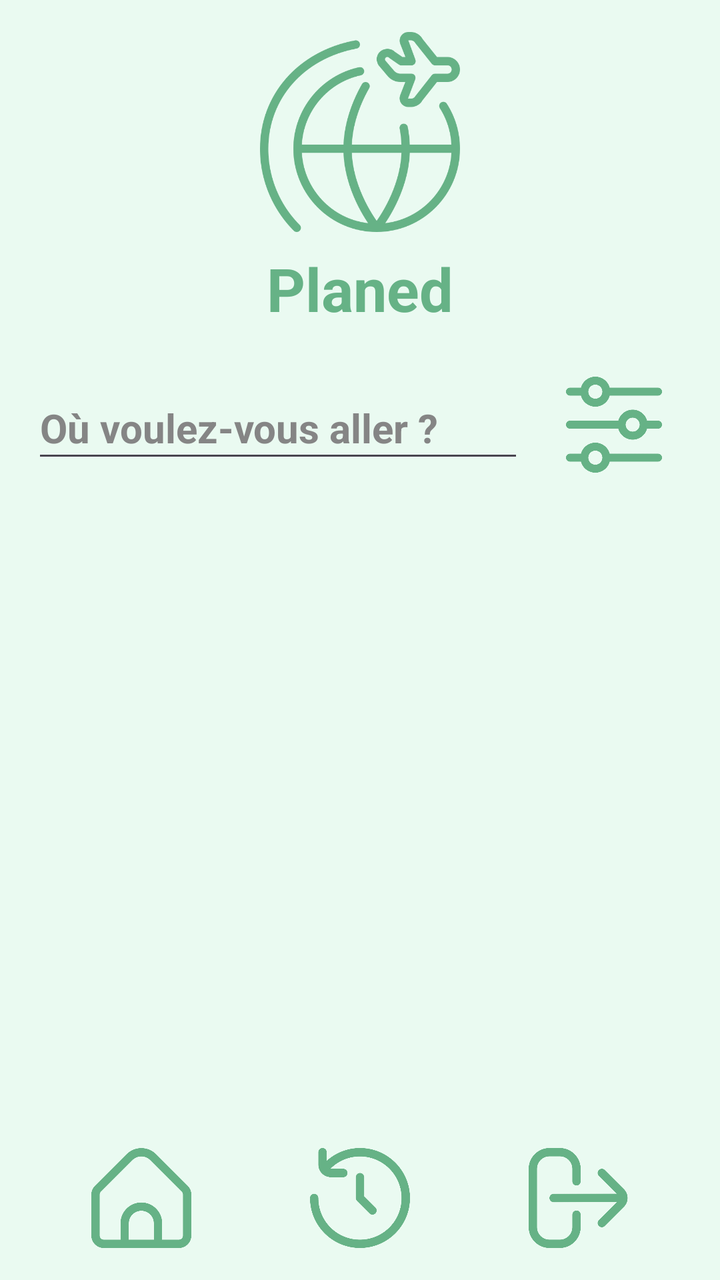
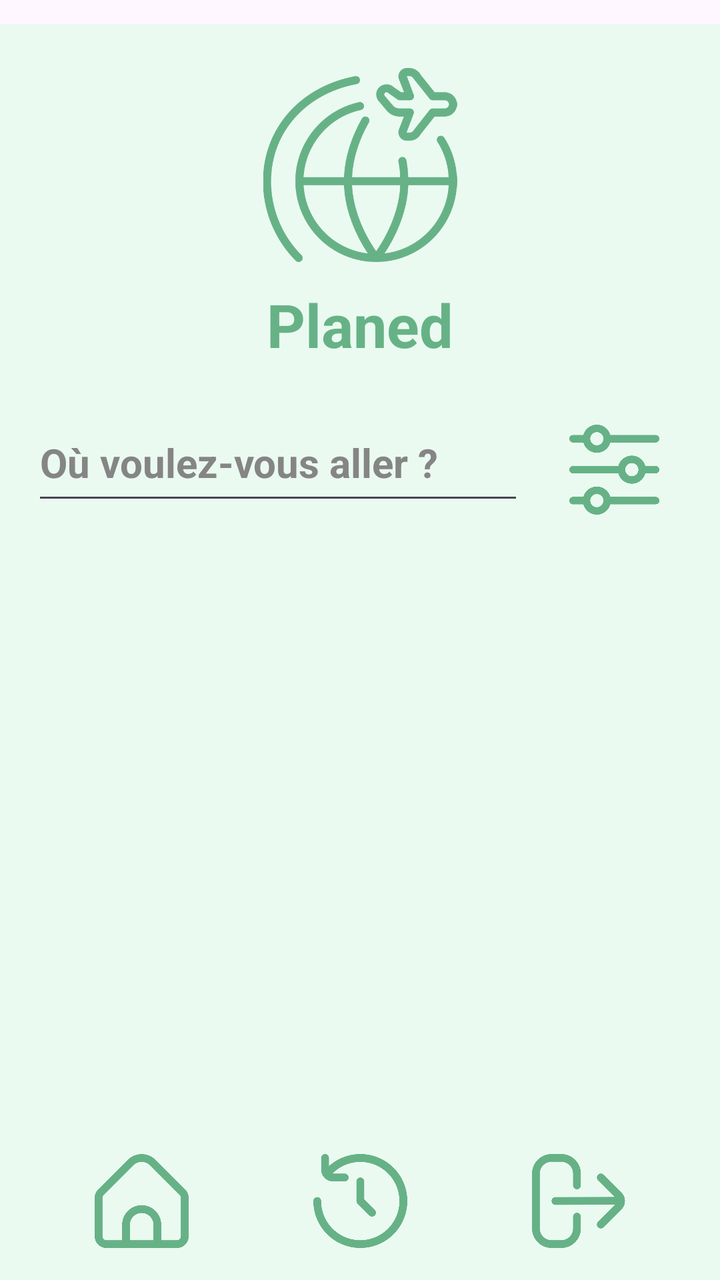

Screens rendered from an Android XML layout before and after an edit, with the pre-edit source and the edit as a unified diff.
<!-- AndroidManifest.xml: application theme Theme.AgenceTouristique7 -->
<!-- res/layout/activity_accueil.xml -->
<?xml version="1.0" encoding="utf-8"?>
<androidx.constraintlayout.widget.ConstraintLayout xmlns:android="http://schemas.android.com/apk/res/android"
    xmlns:app="http://schemas.android.com/apk/res-auto"
    xmlns:tools="http://schemas.android.com/tools"
    android:layout_width="match_parent"
    android:layout_height="match_parent"
    android:background="#EAFAF1"
    android:orientation="vertical"
    android:padding="16dp">

    <LinearLayout
        android:id="@+id/linearLayout"
        android:layout_width="match_parent"
        android:layout_height="0dp"
        android:orientation="vertical"
        app:layout_constraintBottom_toTopOf="@+id/bottomNavigation"
        app:layout_constraintEnd_toEndOf="parent"
        app:layout_constraintStart_toStartOf="parent"
        app:layout_constraintTop_toTopOf="parent">

        <ImageView
            android:id="@+id/logoImageView"
            android:layout_width="wrap_content"
            android:layout_height="100dp"
            android:layout_gravity="center_horizontal"
            android:layout_marginBottom="8dp"
            android:contentDescription="@string/logotravel"
            android:src="@drawable/logo" />

        <TextView
            android:id="@+id/companyNameTextView"
            android:layout_width="wrap_content"
            android:layout_height="wrap_content"
            android:layout_gravity="center_horizontal"
            android:layout_marginBottom="24dp"
            android:text="@string/planed"
            android:textColor="@color/colorPrimary"
            android:textSize="30sp"
            android:textStyle="bold" />

        <LinearLayout
            android:layout_width="match_parent"
            android:layout_height="wrap_content"
            android:layout_marginBottom="8dp"
            android:gravity="center_vertical"
            android:orientation="horizontal">

            <EditText
                android:id="@+id/searchEditText"
                android:layout_width="0dp"
                android:layout_height="wrap_content"
                android:layout_marginEnd="8dp"
                android:layout_weight="1"
                android:hint="@string/ou_voulez_vous_aller"
                android:imeOptions="actionSearch"
                android:inputType="text"
                android:minHeight="48dp"
                android:singleLine="true"
                android:textAlignment="center"
                android:textColor="@color/black_text"
                android:textColorHint="#858585"
                android:textColorLink="@color/colorPrimary"
                android:textSize="20sp"
                android:textStyle="bold" />

            <ImageButton
                android:id="@+id/buttonFilter"
                android:layout_width="74dp"
                android:layout_height="match_parent"
                android:background="?android:attr/selectableItemBackground"
                android:contentDescription="@string/recherche"
                android:gravity="center"
                android:scaleType="centerInside"
                android:src="@drawable/type" />

        </LinearLayout>

        <LinearLayout
            android:layout_width="match_parent"
            android:layout_height="wrap_content"
            android:layout_marginBottom="5dp"
            android:gravity="center_vertical"
            android:orientation="horizontal"
            android:visibility="gone">

            <Spinner
                android:id="@+id/budgetSpinner"
                android:layout_width="0dp"
                android:layout_height="wrap_content"
                android:layout_weight="1"
                android:minHeight="48dp"
                android:prompt="@string/budget_filter"
                android:spinnerMode="dropdown" />

            <Spinner
                android:id="@+id/typeSpinner"
                android:layout_width="0dp"
                android:layout_height="wrap_content"
                android:layout_marginStart="8dp"
                android:layout_weight="1"
                android:entries="@array/type_options"
                android:minHeight="48dp"
                android:prompt="@string/type_filter"
                android:spinnerMode="dialog" />

        </LinearLayout>

        <ListView
            android:id="@+id/voyagesListView"
            android:layout_width="match_parent"
            android:layout_height="0dp"
            android:layout_weight="1"
            android:clipToPadding="false"
            android:paddingTop="8dp"
            android:paddingBottom="80dp" />
    </LinearLayout>

    <LinearLayout
        android:id="@+id/bottomNavigation"
        android:layout_width="match_parent"
        android:layout_height="wrap_content"
        android:orientation="horizontal"
        android:weightSum="3"
        android:background="@android:color/transparent"
        app:layout_constraintBottom_toBottomOf="parent"
        app:layout_constraintEnd_toEndOf="parent"
        app:layout_constraintStart_toStartOf="parent">

        <ImageButton
            android:id="@+id/buttonHome"
            android:layout_width="0dp"
            android:layout_height="50dp"
            android:layout_weight="1"
            android:background="?android:attr/selectableItemBackground"
            android:contentDescription="@string/accueil"
            android:src="@drawable/home"
            android:scaleType="centerInside"
            tools:ignore="SpeakableTextPresentCheck" />

        <ImageButton
            android:id="@+id/buttonHistorique"
            android:layout_width="0dp"
            android:layout_height="50dp"
            android:layout_weight="1"
            android:background="?android:attr/selectableItemBackground"
            android:contentDescription="@string/historique"
            android:src="@drawable/reservation"
            android:scaleType="centerInside"
            tools:ignore="SpeakableTextPresentCheck" />

        <ImageButton
            android:id="@+id/buttonLogout"
            android:layout_width="0dp"
            android:layout_height="50dp"
            android:layout_weight="1"
            android:background="?android:attr/selectableItemBackground"
            android:contentDescription="@string/log_out"
            android:src="@drawable/logout"
            android:scaleType="centerInside"
            tools:ignore="SpeakableTextPresentCheck" />

    </LinearLayout>

</androidx.constraintlayout.widget.ConstraintLayout>
<!-- resources referenced by this layout -->
<resources>
  <string-array name="type_options">
          <item>Tous les types</item>
          <item>Culturel</item>
          <item>Aventure</item>
          <item>Bien-être</item>
          <item>Nature</item>
      </string-array>
  <color name="black_text">#333333</color>
  <color name="colorPrimary">#66B286</color>
  <!-- drawable home: png bitmap (drawable, 13181 bytes) -->
  <!-- drawable logo: png bitmap (drawable, 40145 bytes) -->
  <!-- drawable logout: png bitmap (drawable, 14957 bytes) -->
  <!-- drawable reservation: png bitmap (drawable, 23334 bytes) -->
  <!-- drawable type: png bitmap (drawable, 18892 bytes) -->
  <string name="accueil">Accueil</string>
  <string name="budget_filter">Filtrer par budget…</string>
  <string name="historique">Historique</string>
  <string name="log_out">Déconnexion</string>
  <string name="logotravel">Logo de Traver</string>
  <string name="ou_voulez_vous_aller">Où voulez-vous aller ?</string>
  <string name="planed">Planed</string>
  <string name="recherche">Recherche</string>
  <string name="type_filter">Filtrer par type…</string>
  <style name="Theme.AgenceTouristique7" parent="Base.Theme.AgenceTouristique7" />
  <style name="Base.Theme.AgenceTouristique7" parent="Theme.Material3.DayNight.NoActionBar">
          
          
      </style>
</resources>

<!-- the commit's change to res/layout/activity_accueil.xml (unified diff, before → after) -->
@@ -53,6 +53,7 @@
                 android:layout_weight="1"
                 android:hint="@string/ou_voulez_vous_aller"
                 android:imeOptions="actionSearch"
+                android:importantForAutofill="no"
                 android:inputType="text"
                 android:minHeight="48dp"
                 android:singleLine="true"
@@ -72,36 +73,6 @@
                 android:gravity="center"
                 android:scaleType="centerInside"
                 android:src="@drawable/type" />
-
-        </LinearLayout>
-
-        <LinearLayout
-            android:layout_width="match_parent"
-            android:layout_height="wrap_content"
-            android:layout_marginBottom="5dp"
-            android:gravity="center_vertical"
-            android:orientation="horizontal"
-            android:visibility="gone">
-
-            <Spinner
-                android:id="@+id/budgetSpinner"
-                android:layout_width="0dp"
-                android:layout_height="wrap_content"
-                android:layout_weight="1"
-                android:minHeight="48dp"
-                android:prompt="@string/budget_filter"
-                android:spinnerMode="dropdown" />
-
-            <Spinner
-                android:id="@+id/typeSpinner"
-                android:layout_width="0dp"
-                android:layout_height="wrap_content"
-                android:layout_marginStart="8dp"
-                android:layout_weight="1"
-                android:entries="@array/type_options"
-                android:minHeight="48dp"
-                android:prompt="@string/type_filter"
-                android:spinnerMode="dialog" />
 
         </LinearLayout>
 
<!-- resource entries referenced after the edit -->
@@ -1,12 +1,5 @@
 <!-- resources referenced by this layout -->
 <resources>
-  <string-array name="type_options">
-          <item>Tous les types</item>
-          <item>Culturel</item>
-          <item>Aventure</item>
-          <item>Bien-être</item>
-          <item>Nature</item>
-      </string-array>
   <color name="black_text">#333333</color>
   <color name="colorPrimary">#66B286</color>
   <!-- drawable home: png bitmap (drawable, 13181 bytes) -->
@@ -15,18 +8,17 @@
   <!-- drawable reservation: png bitmap (drawable, 23334 bytes) -->
   <!-- drawable type: png bitmap (drawable, 18892 bytes) -->
   <string name="accueil">Accueil</string>
-  <string name="budget_filter">Filtrer par budget…</string>
   <string name="historique">Historique</string>
   <string name="log_out">Déconnexion</string>
   <string name="logotravel">Logo de Traver</string>
   <string name="ou_voulez_vous_aller">Où voulez-vous aller ?</string>
   <string name="planed">Planed</string>
   <string name="recherche">Recherche</string>
-  <string name="type_filter">Filtrer par type…</string>
   <style name="Theme.AgenceTouristique7" parent="Base.Theme.AgenceTouristique7" />
   <style name="Base.Theme.AgenceTouristique7" parent="Theme.Material3.DayNight.NoActionBar">
-          
-          
+          <item name="android:windowLightStatusBar">true</item>
+          <item name="android:windowActionBarOverlay">true</item>
+          <item name="android:paddingTop">3dp</item>
       </style>
 </resources>
 
